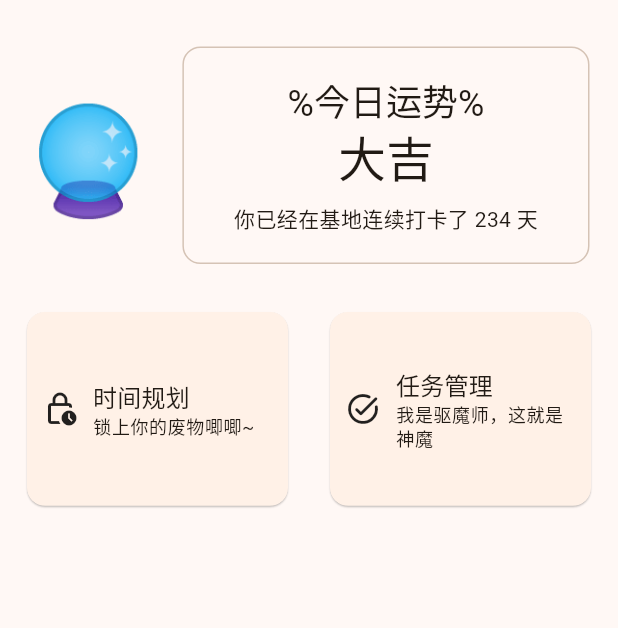
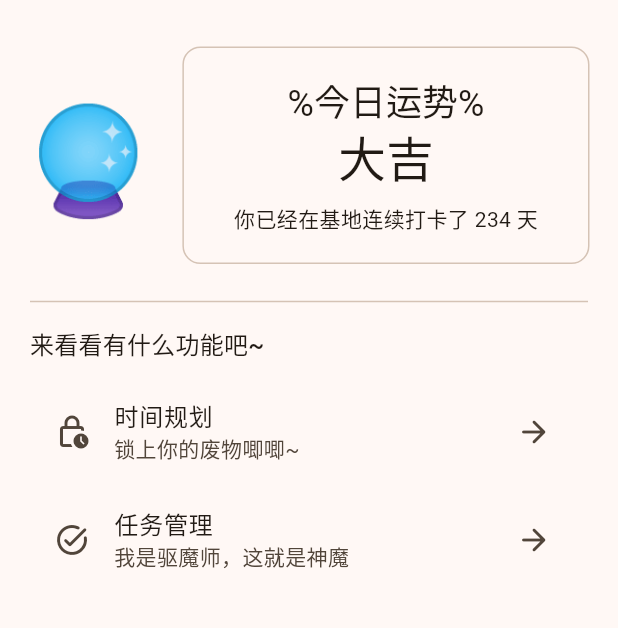
Before and after one commit to nimeinimei/flutter-app, a Flutter app: the screen it shows after launch, on a phone screen of 412 x 824 dp, the part 63-691 px from its top. Run offline on Flutter 3.47's test engine with Material 3 defaults, Android fonts, the light colour scheme and no system bars; missing offline and left inert: dart:ffi.

Commit message:
[Feature] 更新了任务界面，更改了主界面的布局

```diff
--- a/lib/pages/homepage.dart
+++ b/lib/pages/homepage.dart
@@ -25,6 +25,7 @@ class _tHomePage extends State<tHomePage> {
           )),
       body: SingleChildScrollView(
         child: Column(
+          crossAxisAlignment: CrossAxisAlignment.start,
           children: [
             SizedBox(
               height: 10,
@@ -66,50 +67,89 @@ class _tHomePage extends State<tHomePage> {
                 ),
               ],
             ),
-            GridView.count(
-              shrinkWrap: true,
-              physics: NeverScrollableScrollPhysics(),
-              crossAxisCount: 2,
-              padding: EdgeInsets.all(8),
-              mainAxisSpacing: 8.0,
-              crossAxisSpacing: 8.0,
-              childAspectRatio: 1.3,
-              children: List.generate(
-                tHomepageContentList.length,
-                (i) {
+            Padding(
+              padding: EdgeInsets.fromLTRB(20, 10, 20, 5),
+              child: Divider(
+                height: 2,
+              ),
+            ),
+            // Wrap(
+            //   alignment: WrapAlignment.start,
+            //   runAlignment: WrapAlignment.start,
+            //   crossAxisAlignment: WrapCrossAlignment.center,
+            //   spacing: 8,
+            //   runSpacing: 4,
+            //   // crossAxisCount: 2,
+
+            //   children: List.generate(
+            //     tHomepageContentList.length,
+            //     (i) {
+            //       _tHomepageContentList tItem = tHomepageContentList[i];
+            //       return InkWell(
+            //         onTap: () => Navigator.push(
+            //             context, MaterialPageRoute(builder: (_) => tItem.page)),
+            //         child: Card(
+            //           clipBehavior: Clip.antiAliasWithSaveLayer,
+            //           child: Padding(
+            //             padding: EdgeInsets.all(20),
+            //             child: Row(
+            //               mainAxisSize: MainAxisSize.min,
+            //               crossAxisAlignment: CrossAxisAlignment.center,
+            //               children: [
+            //                 Icon(tItem.icon),
+            //                 SizedBox(
+            //                   width: 10,
+            //                 ),
+            //                 Column(
+            //                   crossAxisAlignment: CrossAxisAlignment.start,
+            //                   mainAxisAlignment: MainAxisAlignment.center,
+            //                   children: [
+            //                     Text(
+            //                       tItem.title,
+            //                       style:
+            //                           Theme.of(context).textTheme.titleMedium,
+            //                     ),
+            //                     Text(tItem.subtitle,
+            //                         style:
+            //                             Theme.of(context).textTheme.bodySmall),
+            //                   ],
+            //                 ),
+            //               ],
+            //             ),
+            //           ),
+            //           elevation: 0.5,
+            //           margin: EdgeInsets.all(10),
+            //         ),
+            //       );
+            //       // return ListTile(
+            //       //   leading: Icon(Icons.abc),
+            //       //   title: Text("123"),
+            //       //   subtitle: Text("123"),
+            //       // );
+            //     },
+            //   ),
+            // ),
+            Padding(
+              padding: EdgeInsets.fromLTRB(20, 10, 20, 0),
+              child: Text(
+                "来看看有什么功能吧~",
+                style: Theme.of(context).textTheme.titleMedium,
+              ),
+            ),
+            Padding(
+              padding: EdgeInsets.fromLTRB(20, 10, 20, 10),
+              child: Column(
+                children: List.generate(tHomepageContentList.length, (i) {
                   _tHomepageContentList tItem = tHomepageContentList[i];
-                  return InkWell(
+                  return ListTile(
                     onTap: () => Navigator.push(
-                context, MaterialPageRoute(builder: (_) => tItem.page)),
-                    child: Card(
-                      clipBehavior: Clip.antiAliasWithSaveLayer,
-                      child: Padding(
-                        padding: EdgeInsets.all(10),
-                        child: Row(
-                          crossAxisAlignment: CrossAxisAlignment.center,
-                          children: [
-                            Icon(tItem.icon),
-                            SizedBox(
-                              width: 10,
-                            ),
-                            Expanded(
-                              child: Column(
-                                crossAxisAlignment: CrossAxisAlignment.start,
-                                mainAxisAlignment: MainAxisAlignment.center,
-                                children: [
-                                  Text(tItem.title,style: Theme.of(context).textTheme.titleMedium,),
-                                  Text(tItem.subtitle,style: Theme.of(context).textTheme.bodySmall),
-                                ],
-                              ),
-                            ),
-                          ],
-                        ),
-                      ),
-                      elevation: 0.5,
-                      margin: EdgeInsets.all(10),
-                    ),
+                        context, MaterialPageRoute(builder: (_) => tItem.page)),
+                    leading: Icon(tItem.icon),
+                    title: Text(tItem.title),
+                    subtitle: Text(tItem.subtitle),
+                    trailing: Icon(Icons.arrow_forward_rounded),
                   );
-                },
+                }),
               ),
             ),
           ],
```
Also changed, not shown: lib/pages/taskmanagerpage.dart (+43 -1 lines).
